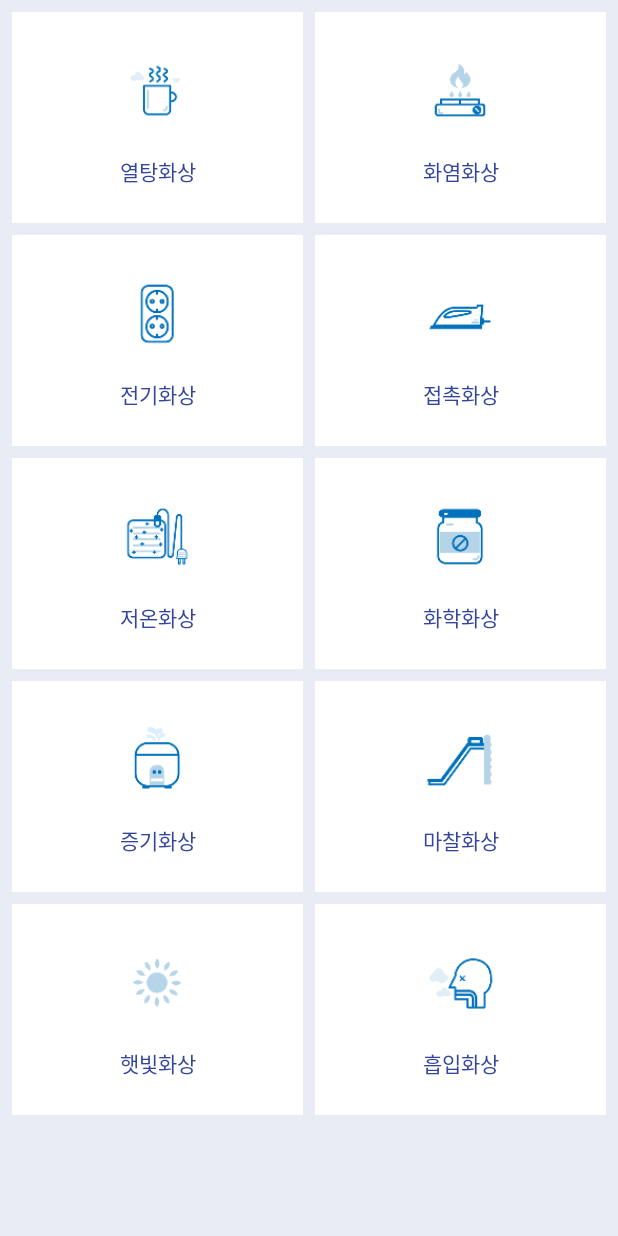
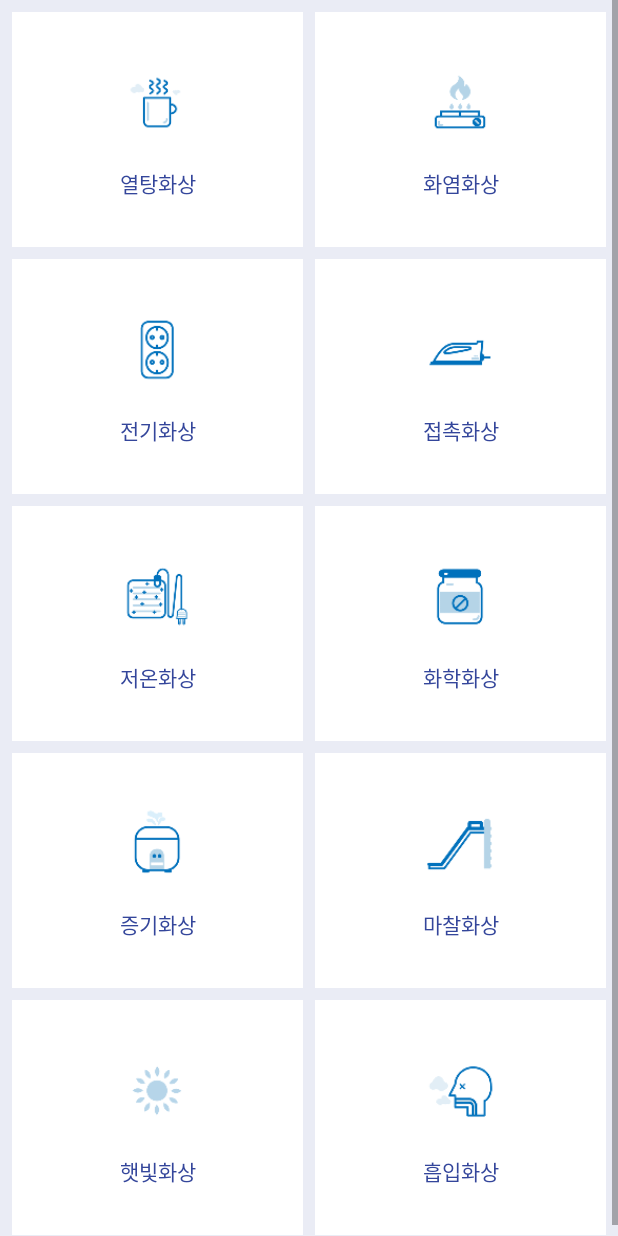
Before and after one commit to min92822/WPiasApp1, an Android app: the layout burn_fragment_1.xml on its own in the app's theme, with its tools: preview values and no code run, on a phone screen of 412 x 824 dp. Run offline under Robolectric (Android 15) with nearby library versions, the light colour scheme and no system bars.

Commit message:
위피아스♪

```diff
--- a/app/src/main/java/fineinsight/app/service/wpias/MainActivity.kt
+++ b/app/src/main/java/fineinsight/app/service/wpias/MainActivity.kt
@@ -7,6 +7,7 @@ import androidx.fragment.app.FragmentPagerAdapter
 import androidx.fragment.app.FragmentStatePagerAdapter
 import androidx.viewpager.widget.PagerAdapter
 import androidx.viewpager.widget.ViewPager
+import com.google.android.material.tabs.TabLayout
 import fineinsight.app.service.wpias.mainFragments.MainFragment1
 import fineinsight.app.service.wpias.mainFragments.MainFragment2
 import fineinsight.app.service.wpias.mainFragments.MainFragment3
@@ -35,14 +36,15 @@ class MainActivity : RootActivity() {
         mainViewPager.currentItem = 1
         mainViewPager.setPageTransformer(false, ViewPager.PageTransformer { page, position ->
 
-            page.translationX = page.width * -position
-
             if(position <= -1.0F || position >= 1.0F){
                 page.alpha = 0.0F
+                page.translationX = 0.0F
             } else if(position == 0.0F) {
                 page.alpha = 1.0F
+                page.translationX = 1.0F
             } else {
                 page.alpha = 1.0F - abs(position)
+                page.translationX = page.width * -position
             }
         })
 
--- a/app/src/main/java/fineinsight/app/service/wpias/adapters/MyQuestionAdapter.kt
+++ b/app/src/main/java/fineinsight/app/service/wpias/adapters/MyQuestionAdapter.kt
@@ -29,8 +29,10 @@ class MyQuestionAdapter(var arr:ArrayList<QuestionInfo>, var activity: Activity)
 
         holder as viewHolder
 
+        var writeDate = "${arr[position].insertdate.substring(0, 4)}년 ${arr[position].insertdate.substring(4, 6)}월 ${arr[position].insertdate.substring(6, 8)}일"
+
         holder.title.text = arr[position].title
-        holder.case_date.text = "${arr[position].burnnm}화상 | ${arr[position].insertdate}"
+        holder.case_date.text = "${arr[position].burnnm}화상 | $writeDate"
         holder.content.text = arr[position].contents
 
         Glide.with(activity)
--- a/app/src/main/java/fineinsight/app/service/wpias/mainFragments/MainFragment1.kt
+++ b/app/src/main/java/fineinsight/app/service/wpias/mainFragments/MainFragment1.kt
@@ -41,11 +41,5 @@ class MainFragment1 : Fragment() {
 
     }
 
-    override fun onDestroyView() {
-        super.onDestroyView()
-        if(v !=null){
-
-        }
-    }
 
 }
--- a/app/src/main/res/layout/activity_burn_info.xml
+++ b/app/src/main/res/layout/activity_burn_info.xml
@@ -30,7 +30,8 @@
         app:layout_constraintStart_toStartOf="parent"
         app:layout_constraintTop_toBottomOf="@+id/img_burn_info_top"
         app:tabIndicatorColor="@color/windows_blue"
-        app:tabIndicatorHeight="5dp" />
+        app:tabIndicatorHeight="5dp"
+        app:tabTextAppearance="@style/tabText" />
 
     <androidx.viewpager.widget.ViewPager
         android:id="@+id/burn_viewPager"
--- a/app/src/main/res/layout/burn_fragment_1.xml
+++ b/app/src/main/res/layout/burn_fragment_1.xml
@@ -21,8 +21,8 @@
             android:layout_gravity="fill"
             android:layout_margin="4dp"
             android:background="@color/white"
-            android:paddingTop="24dp"
-            android:paddingBottom="24dp">
+            android:paddingTop="32dp"
+            android:paddingBottom="32dp">
 
             <ImageView
                 android:id="@+id/imageView7"
@@ -53,8 +53,8 @@
             android:layout_gravity="fill"
             android:layout_margin="4dp"
             android:background="@color/white"
-            android:paddingTop="24dp"
-            android:paddingBottom="24dp">
+            android:paddingTop="32dp"
+            android:paddingBottom="32dp">
 
             <ImageView
                 android:id="@+id/imageView8"
@@ -87,8 +87,8 @@
             android:layout_gravity="fill"
             android:layout_margin="4dp"
             android:background="@color/white"
-            android:paddingTop="24dp"
-            android:paddingBottom="24dp">
+            android:paddingTop="32dp"
+            android:paddingBottom="32dp">
 
             <ImageView
                 android:id="@+id/imageView9"
@@ -121,8 +121,8 @@
             android:layout_gravity="fill"
             android:layout_margin="4dp"
             android:background="@color/white"
-            android:paddingTop="24dp"
-            android:paddingBottom="24dp">
+            android:paddingTop="32dp"
+            android:paddingBottom="32dp">
 
             <ImageView
                 android:id="@+id/imageView10"
@@ -155,8 +155,8 @@
             android:layout_gravity="fill"
             android:layout_margin="4dp"
             android:background="@color/white"
-            android:paddingTop="24dp"
-            android:paddingBottom="24dp">
+            android:paddingTop="32dp"
+            android:paddingBottom="32dp">
 
             <ImageView
                 android:id="@+id/imageView11"
@@ -189,8 +189,8 @@
             android:layout_gravity="fill"
             android:layout_margin="4dp"
             android:background="@color/white"
-            android:paddingTop="24dp"
-            android:paddingBottom="24dp">
+            android:paddingTop="32dp"
+            android:paddingBottom="32dp">
 
             <ImageView
                 android:id="@+id/imageView12"
@@ -223,8 +223,8 @@
             android:layout_gravity="fill"
             android:layout_margin="4dp"
             android:background="@color/white"
-            android:paddingTop="24dp"
-            android:paddingBottom="24dp">
+            android:paddingTop="32dp"
+            android:paddingBottom="32dp">
 
             <ImageView
                 android:id="@+id/imageView13"
@@ -257,8 +257,8 @@
             android:layout_gravity="fill"
             android:layout_margin="4dp"
             android:background="@color/white"
-            android:paddingTop="24dp"
-            android:paddingBottom="24dp">
+            android:paddingTop="32dp"
+            android:paddingBottom="32dp">
 
             <ImageView
                 android:id="@+id/imageView14"
@@ -291,8 +291,8 @@
             android:layout_gravity="fill"
             android:layout_margin="4dp"
             android:background="@color/white"
-            android:paddingTop="24dp"
-            android:paddingBottom="24dp">
+            android:paddingTop="32dp"
+            android:paddingBottom="32dp">
 
             <ImageView
                 android:id="@+id/imageView15"
@@ -325,8 +325,8 @@
             android:layout_gravity="fill"
             android:layout_margin="4dp"
             android:background="@color/white"
-            android:paddingTop="24dp"
-            android:paddingBottom="24dp">
+            android:paddingTop="32dp"
+            android:paddingBottom="32dp">
 
             <ImageView
                 android:id="@+id/imageView16"
--- a/app/src/main/res/layout/main_fragment_2.xml
+++ b/app/src/main/res/layout/main_fragment_2.xml
@@ -50,10 +50,8 @@
         android:textStyle="bold"
         app:layout_constraintBottom_toTopOf="@+id/btn_consulting"
         app:layout_constraintEnd_toEndOf="parent"
-        app:layout_constraintHorizontal_bias="0.5"
         app:layout_constraintStart_toStartOf="parent"
-        app:layout_constraintTop_toTopOf="parent"
-        app:layout_constraintVertical_chainStyle="spread" />
+        app:layout_constraintTop_toTopOf="parent" />
 
     <TextView
         android:id="@+id/textView3"
@@ -79,7 +77,6 @@
         android:textStyle="bold"
         app:layout_constraintBottom_toBottomOf="parent"
         app:layout_constraintEnd_toEndOf="parent"
-        app:layout_constraintHorizontal_bias="0.5"
         app:layout_constraintStart_toStartOf="parent"
         app:layout_constraintTop_toBottomOf="@+id/textView" />
 
--- a/app/src/main/res/layout/recycler_my_question.xml
+++ b/app/src/main/res/layout/recycler_my_question.xml
@@ -28,7 +28,7 @@
                 android:id="@+id/constraintLayout8"
                 android:layout_width="8dp"
                 android:layout_height="0dp"
-                android:background="@color/salmon_pink"
+                android:background="@color/windows_blue"
                 app:layout_constraintBottom_toBottomOf="parent"
                 app:layout_constraintStart_toStartOf="parent"
                 app:layout_constraintTop_toTopOf="parent" />
--- a/app/src/main/res/values/styles.xml
+++ b/app/src/main/res/values/styles.xml
@@ -10,4 +10,8 @@
         <item name="android:statusBarColor">@android:color/transparent</item>
     </style>
 
+    <style name="tabText" parent="TextAppearance.Design.Tab">
+        <item name="android:textSize">16dp</item>
+    </style>
+
 </resources>
```
Also changed, not shown: app/src/main/java/fineinsight/app/service/wpias/MyQuestionActivity.kt (+9 -6 lines), app/src/main/java/fineinsight/app/service/wpias/mainFragments/MainFragment2.kt (+23 -0 lines), app/src/main/java/fineinsight/app/service/wpias/mainFragments/MainFragment3.kt (+58 -0 lines), app/src/main/res/layout/activity_my_question.xml (+16 -1 lines), app/src/main/res/layout/burn_fragment_2.xml (+6 -6 lines), app/src/main/res/layout/main_fragment_1.xml (+6 -7 lines).
